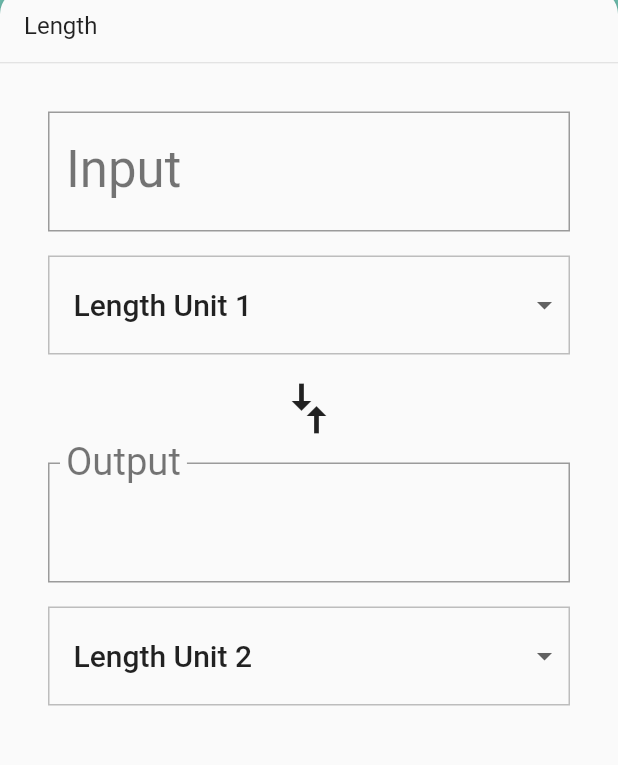
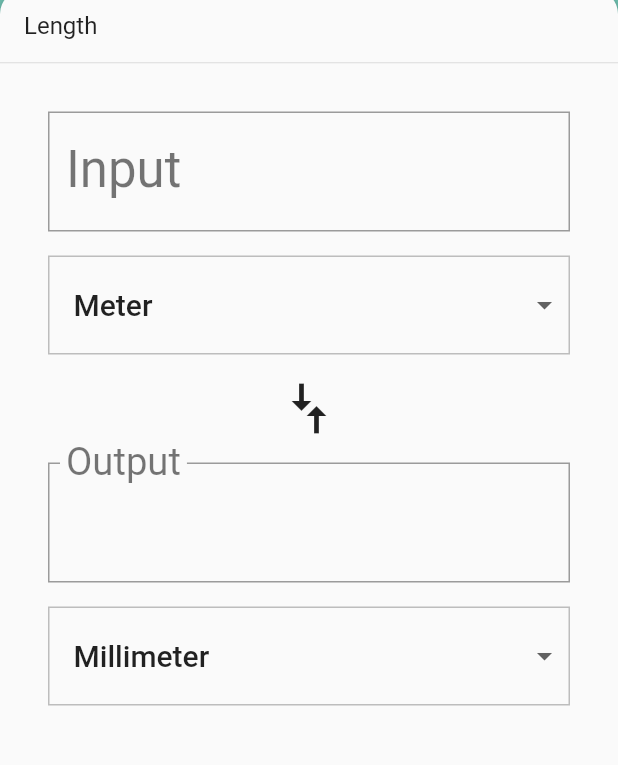
Before and after one commit to Tourenathan-G5organisation/Unit-Converter, a Flutter app: the screen it shows after launch, on a phone screen of 412 x 824 dp, the part 94-859 px from its top. Run offline on Flutter 3.47's test engine with Material 2 defaults, Android fonts, the phone set to English and light mode, and no system bars.

Commit message:
Retrieving and displaying the units from a local json file (regular_unit.json)

```diff
--- a/lib/category_screen.dart
+++ b/lib/category_screen.dart
@@ -8,6 +8,8 @@ import './unit.dart';
 import 'category.dart';
 import 'backdrop.dart';
 import 'converter_screen.dart';
+import 'dart:convert';
+import 'dart:async';
 
 
 final _backgroundColor = Colors.green[100];
@@ -32,18 +34,7 @@ class _CategoryScreenState extends State<CategoryScreen>{
 
   Category _defaultCategory;
   Category _currentCategory;
-
   final _categories = <Category>[];
- static const _categoryNames = <String>[
-    'Length',
-    'Area',
-    'Volume',
-    'Mass',
-    'Time',
-    'Digital Storage',
-    'Energy',
-    'Currency',
-  ];
 
   static const _baseColors = <ColorSwatch>[
     ColorSwatch(0xFF6AB7A8, {
@@ -81,23 +72,48 @@ class _CategoryScreenState extends State<CategoryScreen>{
     }),
   ];
 
+   //We use didChangeDependencies() so that we can
+   //wait for our JSON asset to be loaded in (async).
     @override
- void initState() {
-   super.initState();
-   for (var i = 0; i < _categoryNames.length; i++) {
+    Future<void> didChangeDependencies() async {
+      super.didChangeDependencies();
+      // We have static unit conversions located in our
+      // assets/data/regular_units.json
+      if (_categories.isEmpty) {
+        await _retrieveLocalCategories();
+      }
+    }
+
+
+  /// Retrieves a list of [Categories] and their [Unit]s
+  Future<void> _retrieveLocalCategories() async {
+    // Consider omitting the types for local variables. For more details on Effective
+    // Dart Usage, see https://www.dartlang.org/guides/language/effective-dart/usage
+    final json = DefaultAssetBundle.of(context)
+        .loadString('assets/data/regular_units.json');
+    final data = JsonDecoder().convert(await json);
+    if (data is! Map) {
+      throw ('Data retrieved from API is not a Map');
+    }
+    var categoryIndex =0;
+    for(var key in data.keys){
+      final List<Unit> units =  data[key].map<Unit>((dynamic data) => Unit.fromJson(data)).toList();
       var category = Category(
-       name: _categoryNames[i],
-       color: _baseColors[i],
+        name: key,
+        color: _baseColors[categoryIndex],
         iconLocation: Icons.cake,
-       units: _retrieveUnitList(_categoryNames[i]),
+        units: units,
       );
-     if (i == 0) {
+      setState(() {
+        if (categoryIndex == 0) {
           _defaultCategory = category;
         }
         _categories.add(category);
+      });
+      categoryIndex += 1;
+
     }
   }
-
   // Function to call when a [Category] is tapped.
   void _onCategoryTap(Category category) {
     setState(() {
@@ -121,17 +137,6 @@ class _CategoryScreenState extends State<CategoryScreen>{
      children: _categories.map((Category cat){
        return CategoryTile(category: cat, onTap: _onCategoryTap,);}).toList(),);
    }
-  }
-
-  /// Returns a list of mock [Unit]s.
-  List<Unit> _retrieveUnitList(String categoryName) {
-    return List.generate(10, (int i) {
-      i += 1;
-      return Unit(
-        name: '$categoryName Unit $i',
-        conversion: i.toDouble(),
-      );
-    });
   }
 
   @override
```
Lines whose indentation alone changed are shown as unchanged.
